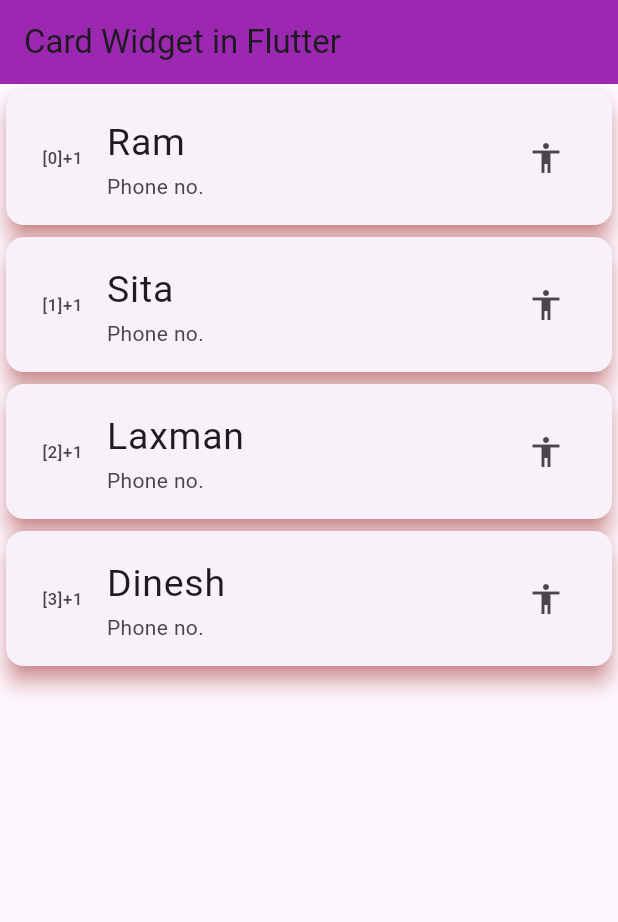
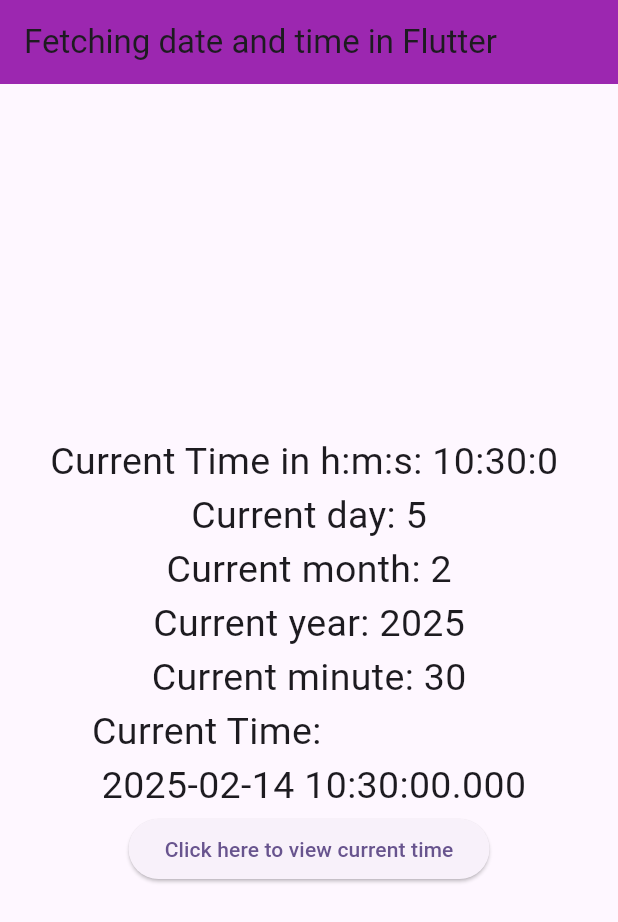
Before and after one commit to DivyaAKumar/FLUTTER-TUTORIAL, a Flutter app: the screen it shows after launch, on a phone screen of 412 x 824 dp. Shown: the top 922 px of the screen. Run offline on Flutter 3.47's test engine with Material 3 defaults, Android fonts, the phone set to English and light mode, and no system bars.

Commit message:
Fetching DateTime in Flutter

```diff
--- a/lib/main.dart
+++ b/lib/main.dart
@@ -42,43 +42,39 @@ class _ContainerPageState extends State<ContainerPage> {
   @override
   Widget build(BuildContext context) {
     var arr_name = ["Ram", 'Sita', 'Laxman', 'Dinesh'];
+    var time = DateTime.now();
     return Scaffold(
       appBar: AppBar(
-        title: Text('Card Widget in Flutter'),
+        title: Text('Fetching date and time in Flutter'),
         //it is used to recycle memory
         backgroundColor: Colors.purple,
       ),
-      body: //card widget is used to elevate your widget(to give it a 3d effect)
-        // Card(
-        //   elevation: 6, //5-7 or 3
-        //   shadowColor: Colors.red,
-
-        //   child: Padding(
-        //     padding: const EdgeInsets.all(8.0),
-        //     child: Text("This is a Card Widget!", style: TextStyle(fontSize: 25),),
-        //   ),
-        //   )
-        ListView.builder(itemBuilder: (context, index) {
-          return  Card(
-            elevation: 6, //5-7 or 3
-          shadowColor: Colors.red,
-
+      body: Center(
+        child: Container(
+          width: 500,
+          height: 500,
           child: Padding(
             padding: const EdgeInsets.all(8.0),
-            child: ListTile(
-              leading: Text("[$index]+1"),
-              title: Text(arr_name[index], style: TextStyle(fontSize: 25),),
-              subtitle: Text('Phone no.'),
-              trailing: Icon(Icons.accessibility),
-            )
+            child: Column(
+              mainAxisAlignment: MainAxisAlignment.center,
+              children: [
+                Center(child: Text("Current Time in h:m:s: ${time.hour}:${time.minute}:${time.second} ", style: TextStyle(fontSize: 25),)),
+                Center(child: Text("Current day: ${time.weekday}", style: TextStyle(fontSize: 25),)),
+                Center(child: Text("Current month: ${time.month}", style: TextStyle(fontSize: 25),)),
+                Center(child: Text("Current year: ${time.year}", style: TextStyle(fontSize: 25),)),
+                Center(child: Text("Current minute: ${time.minute}", style: TextStyle(fontSize: 25),)),
+                Center(child: Text("Current Time:\n ${time}", style: TextStyle(fontSize: 25),)),
+                ElevatedButton(onPressed: (){
+                  setState(() { //calls build and fetches current time
 
+                  });
 
-
-           // Text(arr_name[index], style: TextStyle(fontSize: 25),),
+                }, child: Text("Click here to view current time"))
+              ],
+            ),
           ),
-          );
-        }, itemCount: arr_name.length,
-        )
+        ),
+      )
     ); //end of Scaffold
   } //end of Widget build
 } //end of _ContainerPageState
```
